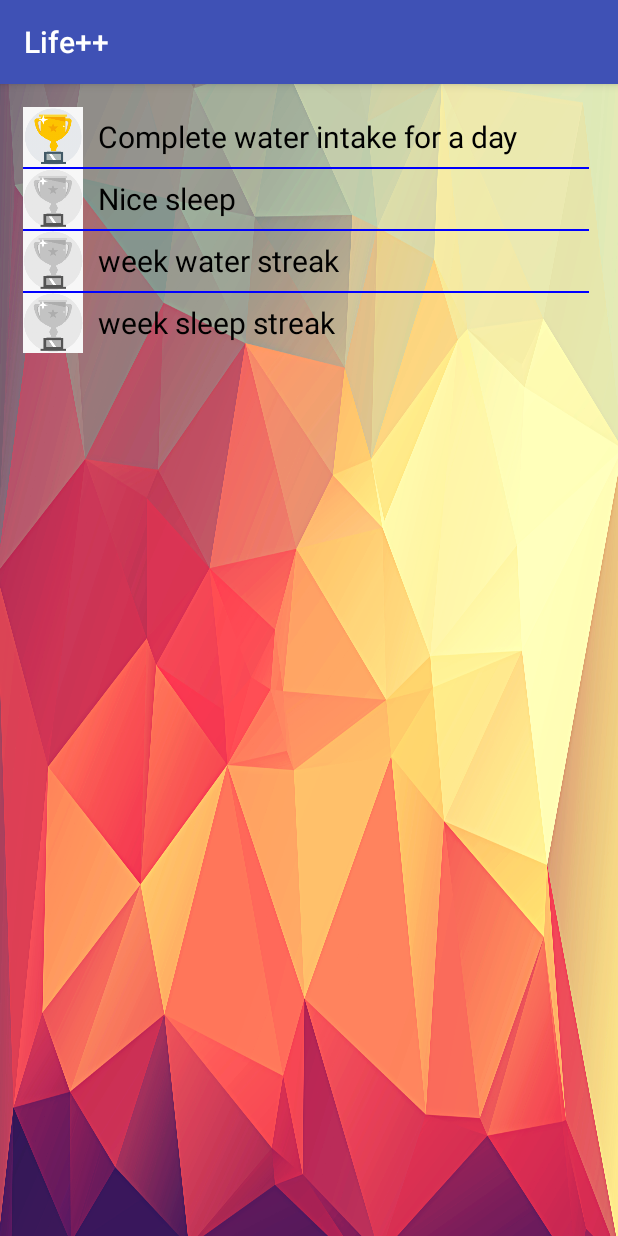
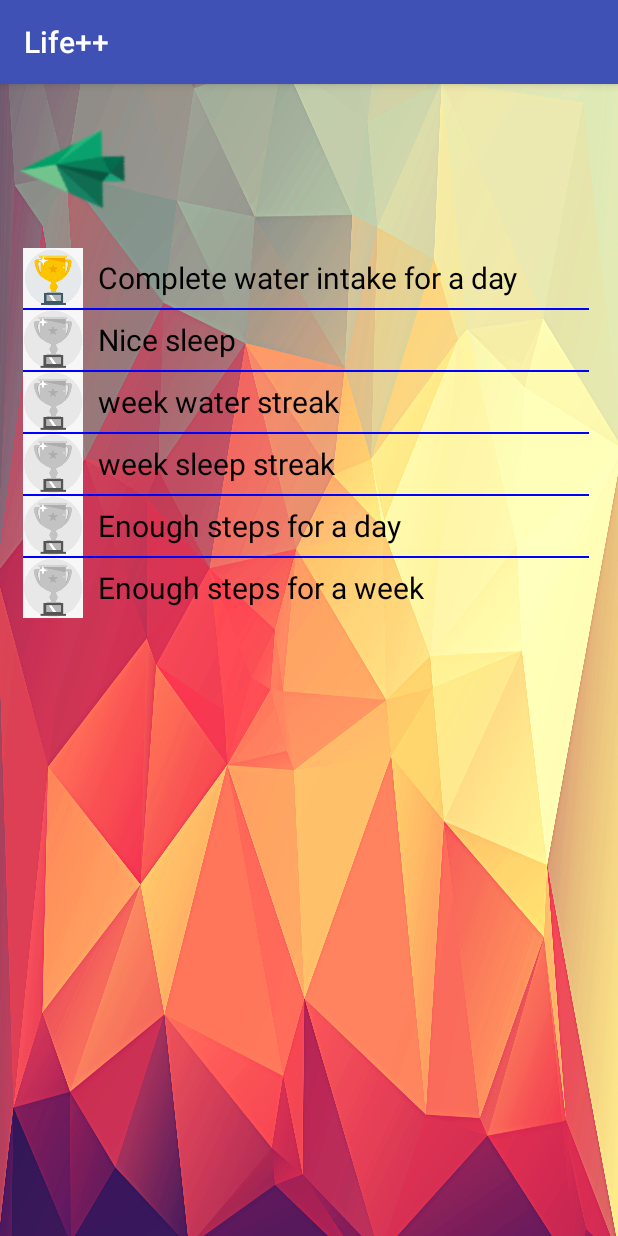
Before and after one commit to shcruben/PDM_Life, an Android app: the ActivityAchievement screen opened directly, with no data from a screen before it, on a phone screen of 412 x 824 dp. Run offline under Robolectric (Android 15) with nearby library versions, the phone set to English and light mode, and no system bars.

Commit message:
mas mejoras en layouts, botones y estilos

```diff
--- a/app/src/main/java/com/iteso/ruben/proyectoversion1/ActivityAchievement.java
+++ b/app/src/main/java/com/iteso/ruben/proyectoversion1/ActivityAchievement.java
@@ -3,11 +3,14 @@ package com.iteso.ruben.proyectoversion1;
 import android.content.res.Resources;
 import android.os.Bundle;
 import android.support.v7.app.AppCompatActivity;
+import android.view.View;
+import android.widget.ImageButton;
 import android.widget.ListView;
 
 public class ActivityAchievement extends AppCompatActivity {
 
     private ListView listView;
+    protected ImageButton back_button;
 
     @Override
     protected void onCreate(Bundle savedInstanceState) {
@@ -15,6 +18,7 @@ public class ActivityAchievement extends AppCompatActivity {
         setContentView(R.layout.activity_achievement);
 
         listView = (ListView) findViewById(R.id.list);
+        back_button = (ImageButton) findViewById(R.id.activity_a_back_button);
 
         Resources res = getResources();
         String[] goal = res.getStringArray(R.array.myGoals);
@@ -23,6 +27,14 @@ public class ActivityAchievement extends AppCompatActivity {
         listView.setAdapter(adapter);
 
 
+        back_button.setOnClickListener(new View.OnClickListener() {
+            @Override
+            public void onClick(View view) {
+                //Intent select_intent = new Intent(ActivitySleep.this, ActivityHome.class);
+                //startActivity(select_intent);
+                finish();
+            }
+        });
        // ArrayAdapter adapter = new ArrayAdapter<String>(this,
        // R.layout.achieves_list_item, R.id.textView1,goal);
 
--- /dev/null
+++ b/app/src/main/res/drawable/arrow_sel.xml
@@ -0,0 +1,16 @@
+<?xml version="1.0" encoding="utf-8"?>
+<!--<selector xmlns:android="http://schemas.android.com/apk/res/android" >
+
+    <item android:state_focused="true" android:state_pressed="true"
+        android:drawable="@drawable/pressed_button" />
+    <item android:state_focused="false" android:state_pressed="true"
+        android:drawable="@drawable/pressed_button" />
+    <item android:drawable="@drawable/normal_button" /> </selector>  -->
+
+<selector xmlns:android="http://schemas.android.com/apk/res/android" >
+
+    <item android:state_focused="true" android:state_pressed="true"
+        android:drawable="@drawable/green_arrow" />
+    <item android:state_focused="false" android:state_pressed="true"
+        android:drawable="@drawable/yellow_arrow" />
+    <item android:drawable="@drawable/green_arrow" /> </selector>
--- a/app/src/main/res/layout/activity_achievement.xml
+++ b/app/src/main/res/layout/activity_achievement.xml
@@ -7,6 +7,13 @@
     android:orientation="vertical"
     android:padding="5dp">
 
+    <ImageButton
+        android:id="@+id/activity_a_back_button"
+        android:layout_width="wrap_content"
+        android:layout_height="wrap_content"
+        android:layout_gravity="start"
+        android:background="@drawable/arrow_sel"
+        />
 
     <ListView
         android:id="@+id/list"
--- a/app/src/main/res/layout/activity_dummy.xml
+++ b/app/src/main/res/layout/activity_dummy.xml
@@ -13,8 +13,8 @@
         android:layout_width="wrap_content"
         android:layout_height="wrap_content"
         android:layout_gravity="start"
-        android:backgroundTint="@color/transparent"
-        android:src="@drawable/green_arrow" />
+        android:background="@drawable/arrow_sel"
+        />
     <TextView
         android:id="@+id/dummy_textview"
         android:layout_width="wrap_content"
--- a/app/src/main/res/layout/activity_get_user_data.xml
+++ b/app/src/main/res/layout/activity_get_user_data.xml
@@ -127,6 +127,8 @@
             android:layout_height="wrap_content"
             android:background="@drawable/button_selector"
             android:text="Save"
+            android:textColor="@color/white"
+            android:textStyle="bold"
             />
 
 
--- a/app/src/main/res/layout/activity_sleep.xml
+++ b/app/src/main/res/layout/activity_sleep.xml
@@ -19,8 +19,8 @@
         android:layout_width="wrap_content"
         android:layout_height="wrap_content"
         android:layout_gravity="start"
-        android:backgroundTint="@color/transparent"
-        android:src="@drawable/green_arrow" />
+        android:background="@drawable/arrow_sel"
+         />
 
 
     <LinearLayout
--- a/app/src/main/res/layout/activity_splash.xml
+++ b/app/src/main/res/layout/activity_splash.xml
@@ -14,6 +14,7 @@
         android:layout_height="wrap_content"
         android:text="Welcome!"
         android:textSize="40sp"
+        android:textStyle="bold"
         />
 
     <ProgressBar
--- a/app/src/main/res/layout/activity_water.xml
+++ b/app/src/main/res/layout/activity_water.xml
@@ -13,8 +13,8 @@
         android:layout_width="wrap_content"
         android:layout_height="wrap_content"
         android:layout_gravity="start"
-        android:backgroundTint="@color/transparent"
-        android:src="@drawable/green_arrow" />
+        android:background="@drawable/arrow_sel"
+        />
   <!--  <ImageView
         android:layout_width="match_parent"
         android:layout_height="match_parent"
--- a/app/src/main/res/values/strings.xml
+++ b/app/src/main/res/values/strings.xml
@@ -14,5 +14,7 @@
         <item>Nice sleep</item>
         <item>week water streak </item>
         <item>week sleep streak </item>
+        <item>Enough steps for a day </item>
+        <item>Enough steps for a week </item>
     </string-array>
 </resources>
```
Also changed, not shown: app/src/main/java/com/iteso/ruben/proyectoversion1/Animation.java (added, +56 -0 lines), app/src/main/res/layout/activity_home.xml (+12 -12 lines), app/src/main/res/drawable/hamtaros.png (added).
